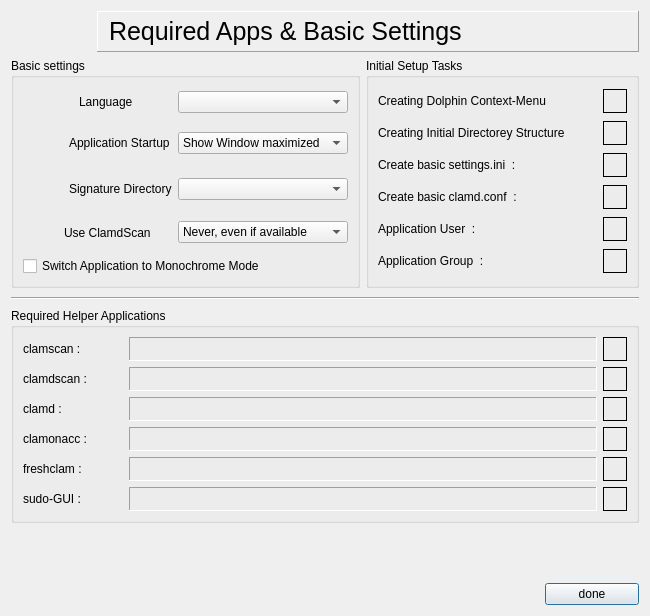
The window that ui/firstrunwindow.ui (robinking623/clamav-gui) describes before a commit, drawn with Qt 5.
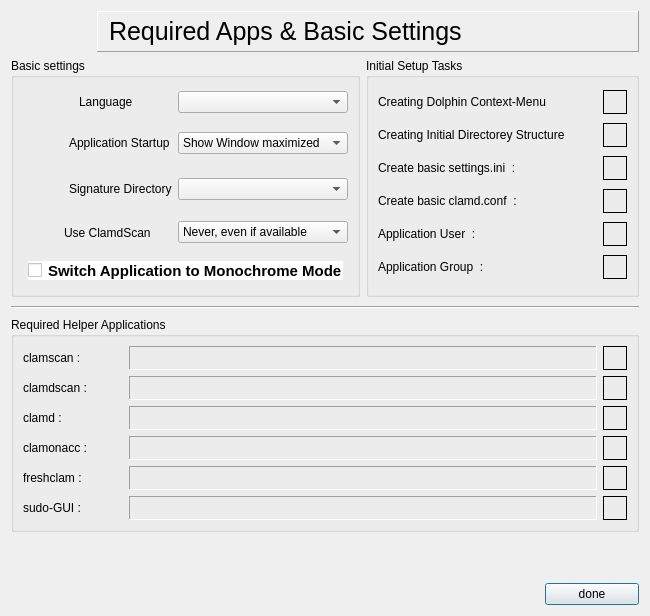
The same window after the commit. Icons and pictures are not drawn.

Patch:
```diff
--- a/ui/firstrunwindow.ui
+++ b/ui/firstrunwindow.ui
@@ -367,6 +367,15 @@
       </item>
       <item>
        <widget class="QCheckBox" name="monochromeModeCheckBox">
+        <property name="font">
+         <font>
+          <pointsize>11</pointsize>
+          <bold>true</bold>
+         </font>
+        </property>
+        <property name="styleSheet">
+         <string notr="true">margin:5px;background-color:white;color:black;</string>
+        </property>
         <property name="text">
          <string>Switch Application to Monochrome Mode</string>
         </property>
```
